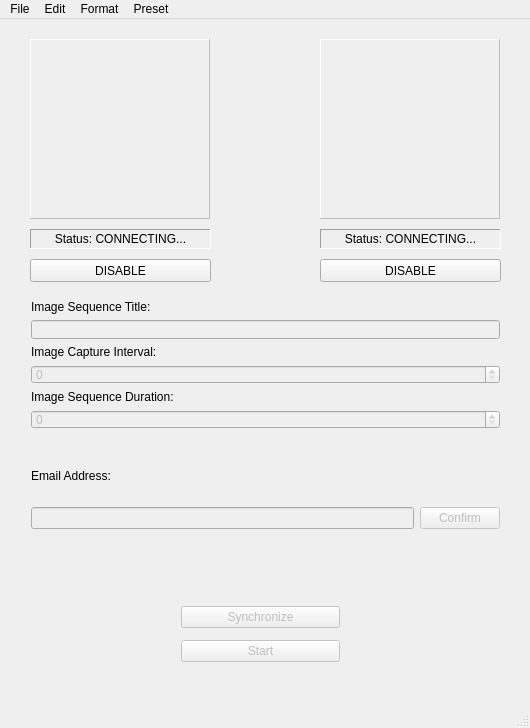
Before: the Qt Designer form Basic/_ui/Demo.ui in CoSE-Jerry/Socket_Practice, drawn with Qt 5.
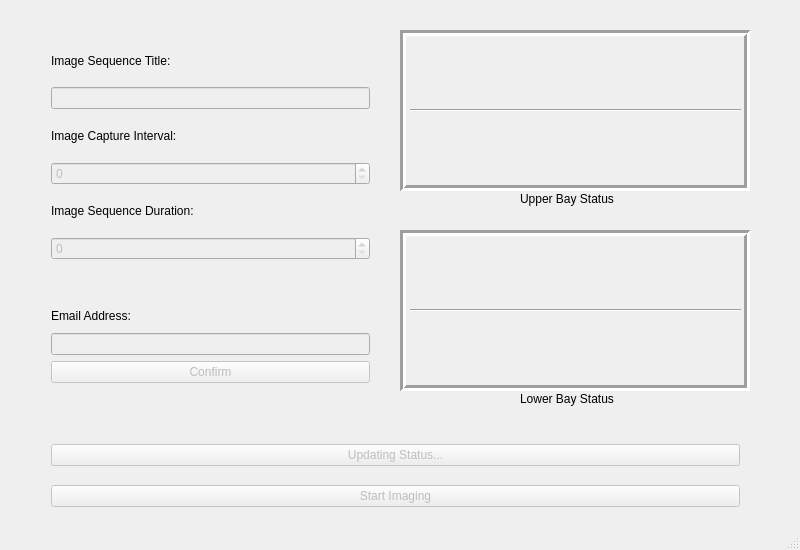
After: the same form once the commit is applied. Icons and pictures are not drawn.

The edit to the form file:
```diff
--- a/Basic/_ui/Demo.ui
+++ b/Basic/_ui/Demo.ui
@@ -6,10 +6,28 @@
    <rect>
     <x>0</x>
     <y>0</y>
-    <width>530</width>
-    <height>728</height>
+    <width>800</width>
+    <height>550</height>
    </rect>
   </property>
+  <property name="sizePolicy">
+   <sizepolicy hsizetype="Fixed" vsizetype="Preferred">
+    <horstretch>0</horstretch>
+    <verstretch>0</verstretch>
+   </sizepolicy>
+  </property>
+  <property name="minimumSize">
+   <size>
+    <width>800</width>
+    <height>550</height>
+   </size>
+  </property>
+  <property name="maximumSize">
+   <size>
+    <width>800</width>
+    <height>550</height>
+   </size>
+  </property>
   <property name="windowTitle">
    <string>ABCD DEMO</string>
   </property>
@@ -18,69 +36,13 @@
     <normaloff>../_images/aperture-1142967_960_720.png</normaloff>../_images/aperture-1142967_960_720.png</iconset>
   </property>
   <widget class="QWidget" name="centralWidget">
-   <widget class="QLabel" name="camera_one_label">
-    <property name="enabled">
-     <bool>false</bool>
-    </property>
-    <property name="geometry">
-     <rect>
-      <x>30</x>
-      <y>20</y>
-      <width>180</width>
-      <height>180</height>
-     </rect>
-    </property>
-    <property name="frameShape">
-     <enum>QFrame::Panel</enum>
-    </property>
-    <property name="frameShadow">
-     <enum>QFrame::Raised</enum>
-    </property>
-    <property name="text">
-     <string/>
-    </property>
-    <property name="pixmap">
-     <pixmap>../_images/Camera_One.png</pixmap>
-    </property>
-    <property name="scaledContents">
-     <bool>true</bool>
-    </property>
-   </widget>
-   <widget class="QLabel" name="camera_two_label">
-    <property name="enabled">
-     <bool>false</bool>
-    </property>
-    <property name="geometry">
-     <rect>
-      <x>320</x>
-      <y>20</y>
-      <width>180</width>
-      <height>180</height>
-     </rect>
-    </property>
-    <property name="frameShape">
-     <enum>QFrame::Panel</enum>
-    </property>
-    <property name="frameShadow">
-     <enum>QFrame::Raised</enum>
-    </property>
-    <property name="text">
-     <string/>
-    </property>
-    <property name="pixmap">
-     <pixmap>../_images/Camera_Two.png</pixmap>
-    </property>
-    <property name="scaledContents">
-     <bool>true</bool>
-    </property>
-   </widget>
    <widget class="QWidget" name="verticalLayoutWidget">
     <property name="geometry">
      <rect>
-      <x>20</x>
-      <y>270</y>
-      <width>491</width>
-      <height>151</height>
+      <x>40</x>
+      <y>30</y>
+      <width>341</width>
+      <height>241</height>
      </rect>
     </property>
     <layout class="QVBoxLayout" name="verticalLayout_2">
@@ -128,187 +90,491 @@
      </item>
     </layout>
    </widget>
+   <widget class="QFrame" name="Lower_Bay_Display">
+    <property name="geometry">
+     <rect>
+      <x>400</x>
+      <y>230</y>
+      <width>350</width>
+      <height>161</height>
+     </rect>
+    </property>
+    <property name="cursor">
+     <cursorShape>CrossCursor</cursorShape>
+    </property>
+    <property name="frameShape">
+     <enum>QFrame::Box</enum>
+    </property>
+    <property name="frameShadow">
+     <enum>QFrame::Sunken</enum>
+    </property>
+    <property name="lineWidth">
+     <number>3</number>
+    </property>
+    <widget class="Line" name="line_3">
+     <property name="geometry">
+      <rect>
+       <x>10</x>
+       <y>70</y>
+       <width>331</width>
+       <height>20</height>
+      </rect>
+     </property>
+     <property name="orientation">
+      <enum>Qt::Horizontal</enum>
+     </property>
+    </widget>
+    <widget class="QLabel" name="Unit_0_Label">
+     <property name="geometry">
+      <rect>
+       <x>30</x>
+       <y>20</y>
+       <width>50</width>
+       <height>50</height>
+      </rect>
+     </property>
+     <property name="text">
+      <string/>
+     </property>
+     <property name="pixmap">
+      <pixmap>../_images/stop-red.png</pixmap>
+     </property>
+     <property name="scaledContents">
+      <bool>true</bool>
+     </property>
+    </widget>
+    <widget class="QLabel" name="Unit_2_Label">
+     <property name="geometry">
+      <rect>
+       <x>110</x>
+       <y>20</y>
+       <width>50</width>
+       <height>50</height>
+      </rect>
+     </property>
+     <property name="text">
+      <string/>
+     </property>
+     <property name="pixmap">
+      <pixmap>../_images/stop-red.png</pixmap>
+     </property>
+     <property name="scaledContents">
+      <bool>true</bool>
+     </property>
+    </widget>
+    <widget class="QLabel" name="Unit_6_Label">
+     <property name="geometry">
+      <rect>
+       <x>270</x>
+       <y>20</y>
+       <width>50</width>
+       <height>50</height>
+      </rect>
+     </property>
+     <property name="text">
+      <string/>
+     </property>
+     <property name="pixmap">
+      <pixmap>../_images/stop-red.png</pixmap>
+     </property>
+     <property name="scaledContents">
+      <bool>true</bool>
+     </property>
+    </widget>
+    <widget class="QLabel" name="Unit_4_Label">
+     <property name="geometry">
+      <rect>
+       <x>190</x>
+       <y>20</y>
+       <width>50</width>
+       <height>50</height>
+      </rect>
+     </property>
+     <property name="text">
+      <string/>
+     </property>
+     <property name="pixmap">
+      <pixmap>../_images/stop-red.png</pixmap>
+     </property>
+     <property name="scaledContents">
+      <bool>true</bool>
+     </property>
+    </widget>
+    <widget class="QLabel" name="Unit_1_Label">
+     <property name="geometry">
+      <rect>
+       <x>30</x>
+       <y>90</y>
+       <width>50</width>
+       <height>50</height>
+      </rect>
+     </property>
+     <property name="text">
+      <string/>
+     </property>
+     <property name="pixmap">
+      <pixmap>../_images/stop-red.png</pixmap>
+     </property>
+     <property name="scaledContents">
+      <bool>true</bool>
+     </property>
+    </widget>
+    <widget class="QLabel" name="Unit_3_Label">
+     <property name="geometry">
+      <rect>
+       <x>110</x>
+       <y>90</y>
+       <width>50</width>
+       <height>50</height>
+      </rect>
+     </property>
+     <property name="text">
+      <string/>
+     </property>
+     <property name="pixmap">
+      <pixmap>../_images/stop-red.png</pixmap>
+     </property>
+     <property name="scaledContents">
+      <bool>true</bool>
+     </property>
+    </widget>
+    <widget class="QLabel" name="Unit_5_Label">
+     <property name="geometry">
+      <rect>
+       <x>190</x>
+       <y>90</y>
+       <width>50</width>
+       <height>50</height>
+      </rect>
+     </property>
+     <property name="text">
+      <string/>
+     </property>
+     <property name="pixmap">
+      <pixmap>../_images/stop-red.png</pixmap>
+     </property>
+     <property name="scaledContents">
+      <bool>true</bool>
+     </property>
+    </widget>
+    <widget class="QLabel" name="Unit_7_Label">
+     <property name="geometry">
+      <rect>
+       <x>270</x>
+       <y>90</y>
+       <width>50</width>
+       <height>50</height>
+      </rect>
+     </property>
+     <property name="text">
+      <string/>
+     </property>
+     <property name="pixmap">
+      <pixmap>../_images/stop-red.png</pixmap>
+     </property>
+     <property name="scaledContents">
+      <bool>true</bool>
+     </property>
+    </widget>
+   </widget>
+   <widget class="QFrame" name="Upper_Bay_Display">
+    <property name="geometry">
+     <rect>
+      <x>400</x>
+      <y>30</y>
+      <width>350</width>
+      <height>161</height>
+     </rect>
+    </property>
+    <property name="cursor">
+     <cursorShape>CrossCursor</cursorShape>
+    </property>
+    <property name="frameShape">
+     <enum>QFrame::Box</enum>
+    </property>
+    <property name="frameShadow">
+     <enum>QFrame::Sunken</enum>
+    </property>
+    <property name="lineWidth">
+     <number>3</number>
+    </property>
+    <widget class="Line" name="line_5">
+     <property name="geometry">
+      <rect>
+       <x>10</x>
+       <y>70</y>
+       <width>331</width>
+       <height>20</height>
+      </rect>
+     </property>
+     <property name="orientation">
+      <enum>Qt::Horizontal</enum>
+     </property>
+    </widget>
+    <widget class="QLabel" name="Unit_8_Label">
+     <property name="geometry">
+      <rect>
+       <x>30</x>
+       <y>20</y>
+       <width>50</width>
+       <height>50</height>
+      </rect>
+     </property>
+     <property name="text">
+      <string/>
+     </property>
+     <property name="pixmap">
+      <pixmap>../_images/stop-red.png</pixmap>
+     </property>
+     <property name="scaledContents">
+      <bool>true</bool>
+     </property>
+    </widget>
+    <widget class="QLabel" name="Unit_10_Label">
+     <property name="geometry">
+      <rect>
+       <x>110</x>
+       <y>20</y>
+       <width>50</width>
+       <height>50</height>
+      </rect>
+     </property>
+     <property name="text">
+      <string/>
+     </property>
+     <property name="pixmap">
+      <pixmap>../_images/stop-red.png</pixmap>
+     </property>
+     <property name="scaledContents">
+      <bool>true</bool>
+     </property>
+    </widget>
+    <widget class="QLabel" name="Unit_14_Label">
+     <property name="geometry">
+      <rect>
+       <x>270</x>
+       <y>20</y>
+       <width>50</width>
+       <height>50</height>
+      </rect>
+     </property>
+     <property name="text">
+      <string/>
+     </property>
+     <property name="pixmap">
+      <pixmap>../_images/stop-red.png</pixmap>
+     </property>
+     <property name="scaledContents">
+      <bool>true</bool>
+     </property>
+    </widget>
+    <widget class="QLabel" name="Unit_12_Label">
+     <property name="geometry">
+      <rect>
+       <x>190</x>
+       <y>20</y>
+       <width>50</width>
+       <height>50</height>
+      </rect>
+     </property>
+     <property name="text">
+      <string/>
+     </property>
+     <property name="pixmap">
+      <pixmap>../_images/stop-red.png</pixmap>
+     </property>
+     <property name="scaledContents">
+      <bool>true</bool>
+     </property>
+    </widget>
+    <widget class="QLabel" name="Unit_9_Label">
+     <property name="geometry">
+      <rect>
+       <x>30</x>
+       <y>90</y>
+       <width>50</width>
+       <height>50</height>
+      </rect>
+     </property>
+     <property name="text">
+      <string/>
+     </property>
+     <property name="pixmap">
+      <pixmap>../_images/stop-red.png</pixmap>
+     </property>
+     <property name="scaledContents">
+      <bool>true</bool>
+     </property>
+    </widget>
+    <widget class="QLabel" name="Unit_11_Label">
+     <property name="geometry">
+      <rect>
+       <x>110</x>
+       <y>90</y>
+       <width>50</width>
+       <height>50</height>
+      </rect>
+     </property>
+     <property name="text">
+      <string/>
+     </property>
+     <property name="pixmap">
+      <pixmap>../_images/stop-red.png</pixmap>
+     </property>
+     <property name="scaledContents">
+      <bool>true</bool>
+     </property>
+    </widget>
+    <widget class="QLabel" name="Unit_13_Label">
+     <property name="geometry">
+      <rect>
+       <x>190</x>
+       <y>90</y>
+       <width>50</width>
+       <height>50</height>
+      </rect>
+     </property>
+     <property name="text">
+      <string/>
+     </property>
+     <property name="pixmap">
+      <pixmap>../_images/stop-red.png</pixmap>
+     </property>
+     <property name="scaledContents">
+      <bool>true</bool>
+     </property>
+    </widget>
+    <widget class="QLabel" name="Unit_15_Label">
+     <property name="geometry">
+      <rect>
+       <x>270</x>
+       <y>90</y>
+       <width>50</width>
+       <height>50</height>
+      </rect>
+     </property>
+     <property name="text">
+      <string/>
+     </property>
+     <property name="pixmap">
+      <pixmap>../_images/stop-red.png</pixmap>
+     </property>
+     <property name="scaledContents">
+      <bool>true</bool>
+     </property>
+    </widget>
+   </widget>
+   <widget class="QLabel" name="Upper_Bay_Label">
+    <property name="geometry">
+     <rect>
+      <x>520</x>
+      <y>190</y>
+      <width>111</width>
+      <height>17</height>
+     </rect>
+    </property>
+    <property name="frameShape">
+     <enum>QFrame::NoFrame</enum>
+    </property>
+    <property name="text">
+     <string>Upper Bay Status</string>
+    </property>
+   </widget>
+   <widget class="QLabel" name="Lower_Bay_Label">
+    <property name="geometry">
+     <rect>
+      <x>520</x>
+      <y>390</y>
+      <width>111</width>
+      <height>17</height>
+     </rect>
+    </property>
+    <property name="frameShape">
+     <enum>QFrame::NoFrame</enum>
+    </property>
+    <property name="text">
+     <string>Lower Bay Status</string>
+    </property>
+   </widget>
    <widget class="QWidget" name="verticalLayoutWidget_2">
     <property name="geometry">
      <rect>
-      <x>20</x>
-      <y>420</y>
-      <width>491</width>
+      <x>40</x>
+      <y>293</y>
+      <width>341</width>
       <height>101</height>
      </rect>
     </property>
-    <layout class="QVBoxLayout" name="verticalLayout_3">
+    <layout class="QVBoxLayout" name="verticalLayout">
      <item>
-      <widget class="QLabel" name="email">
+      <widget class="QLabel" name="email_label">
        <property name="text">
         <string>Email Address:</string>
        </property>
       </widget>
      </item>
      <item>
-      <layout class="QHBoxLayout" name="horizontalLayout">
-       <item>
-        <widget class="QLineEdit" name="email_edit">
-         <property name="enabled">
-          <bool>false</bool>
-         </property>
-        </widget>
-       </item>
-       <item>
-        <widget class="QPushButton" name="confirm_email">
-         <property name="enabled">
-          <bool>false</bool>
-         </property>
-         <property name="text">
-          <string>Confirm</string>
-         </property>
-         <property name="checkable">
-          <bool>false</bool>
-         </property>
-        </widget>
-       </item>
-      </layout>
+      <widget class="QLineEdit" name="email_edit">
+       <property name="enabled">
+        <bool>false</bool>
+       </property>
+      </widget>
+     </item>
+     <item>
+      <widget class="QPushButton" name="confirm_email">
+       <property name="enabled">
+        <bool>false</bool>
+       </property>
+       <property name="text">
+        <string>Confirm</string>
+       </property>
+       <property name="checkable">
+        <bool>false</bool>
+       </property>
+      </widget>
      </item>
     </layout>
    </widget>
    <widget class="QWidget" name="verticalLayoutWidget_3">
     <property name="geometry">
      <rect>
-      <x>170</x>
-      <y>570</y>
-      <width>181</width>
-      <height>91</height>
+      <x>40</x>
+      <y>420</y>
+      <width>711</width>
+      <height>111</height>
      </rect>
     </property>
-    <layout class="QVBoxLayout" name="verticalLayout">
+    <layout class="QVBoxLayout" name="verticalLayout_3">
      <item>
-      <widget class="QPushButton" name="sync">
+      <widget class="QPushButton" name="Update_Status">
        <property name="enabled">
         <bool>false</bool>
        </property>
        <property name="text">
-        <string>Synchronize</string>
+        <string>Updating Status...</string>
        </property>
       </widget>
      </item>
      <item>
-      <widget class="QPushButton" name="start">
+      <widget class="QPushButton" name="Start_Imaging">
        <property name="enabled">
         <bool>false</bool>
        </property>
+       <property name="minimumSize">
+        <size>
+         <width>2</width>
+         <height>0</height>
+        </size>
+       </property>
        <property name="text">
-        <string>Start</string>
+        <string>Start Imaging</string>
        </property>
       </widget>
      </item>
     </layout>
    </widget>
-   <widget class="QLabel" name="cam_one_stat">
-    <property name="geometry">
-     <rect>
-      <x>30</x>
-      <y>210</y>
-      <width>181</width>
-      <height>20</height>
-     </rect>
-    </property>
-    <property name="frameShape">
-     <enum>QFrame::Panel</enum>
-    </property>
-    <property name="frameShadow">
-     <enum>QFrame::Sunken</enum>
-    </property>
-    <property name="text">
-     <string>Status: CONNECTING...</string>
-    </property>
-    <property name="alignment">
-     <set>Qt::AlignCenter</set>
-    </property>
-   </widget>
-   <widget class="QLabel" name="cam_two_stat">
-    <property name="geometry">
-     <rect>
-      <x>320</x>
-      <y>210</y>
-      <width>181</width>
-      <height>20</height>
-     </rect>
-    </property>
-    <property name="frameShape">
-     <enum>QFrame::Panel</enum>
-    </property>
-    <property name="frameShadow">
-     <enum>QFrame::Sunken</enum>
-    </property>
-    <property name="text">
-     <string>Status: CONNECTING...</string>
-    </property>
-    <property name="alignment">
-     <set>Qt::AlignCenter</set>
-    </property>
-   </widget>
-   <widget class="QPushButton" name="cam_one_power">
-    <property name="geometry">
-     <rect>
-      <x>30</x>
-      <y>240</y>
-      <width>181</width>
-      <height>23</height>
-     </rect>
-    </property>
-    <property name="text">
-     <string>DISABLE</string>
-    </property>
-   </widget>
-   <widget class="QPushButton" name="cam_two_power">
-    <property name="geometry">
-     <rect>
-      <x>320</x>
-      <y>240</y>
-      <width>181</width>
-      <height>23</height>
-     </rect>
-    </property>
-    <property name="text">
-     <string>DISABLE</string>
-    </property>
-   </widget>
   </widget>
   <widget class="QStatusBar" name="statusBar"/>
-  <widget class="QMenuBar" name="menuBar">
-   <property name="geometry">
-    <rect>
-     <x>0</x>
-     <y>0</y>
-     <width>530</width>
-     <height>19</height>
-    </rect>
-   </property>
-   <widget class="QMenu" name="menuFile">
-    <property name="title">
-     <string>File</string>
-    </property>
-   </widget>
-   <widget class="QMenu" name="menuEdit">
-    <property name="title">
-     <string>Edit</string>
-    </property>
-   </widget>
-   <widget class="QMenu" name="menuFormat">
-    <property name="title">
-     <string>Format</string>
-    </property>
-   </widget>
-   <widget class="QMenu" name="menuPreset">
-    <property name="title">
-     <string>Preset</string>
-    </property>
-   </widget>
-   <addaction name="menuFile"/>
-   <addaction name="menuEdit"/>
-   <addaction name="menuFormat"/>
-   <addaction name="menuPreset"/>
-  </widget>
  </widget>
  <layoutdefault spacing="6" margin="11"/>
  <resources/>
```
Left out of the diff: 2 changed lines with no effect on the pictures.
